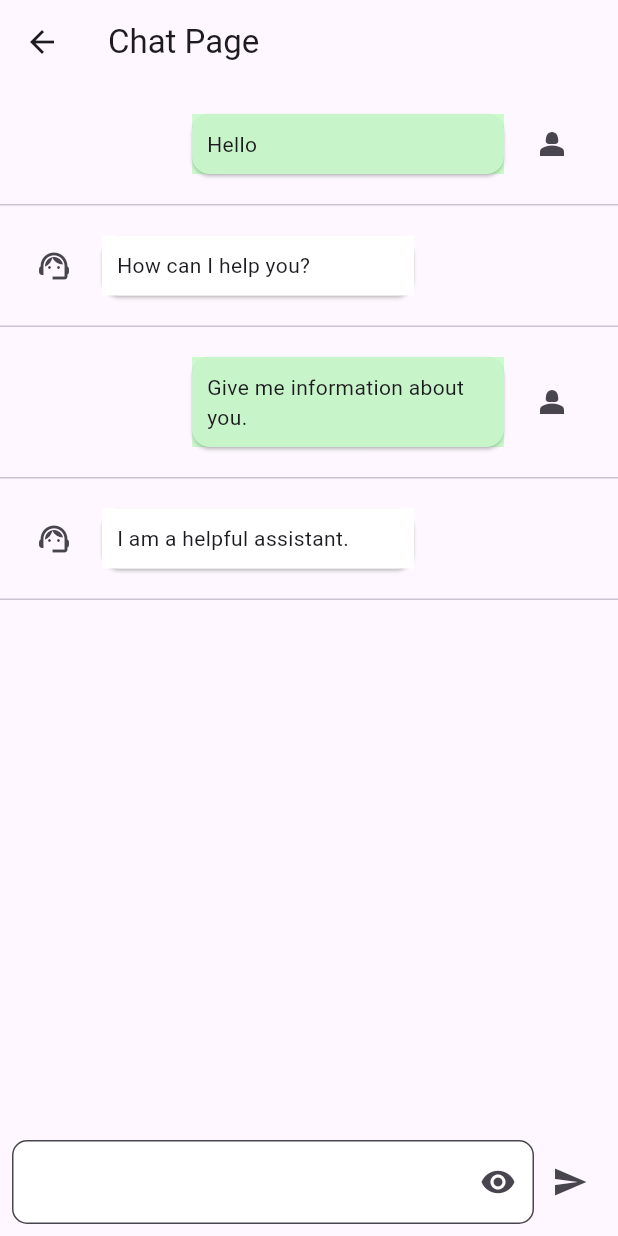
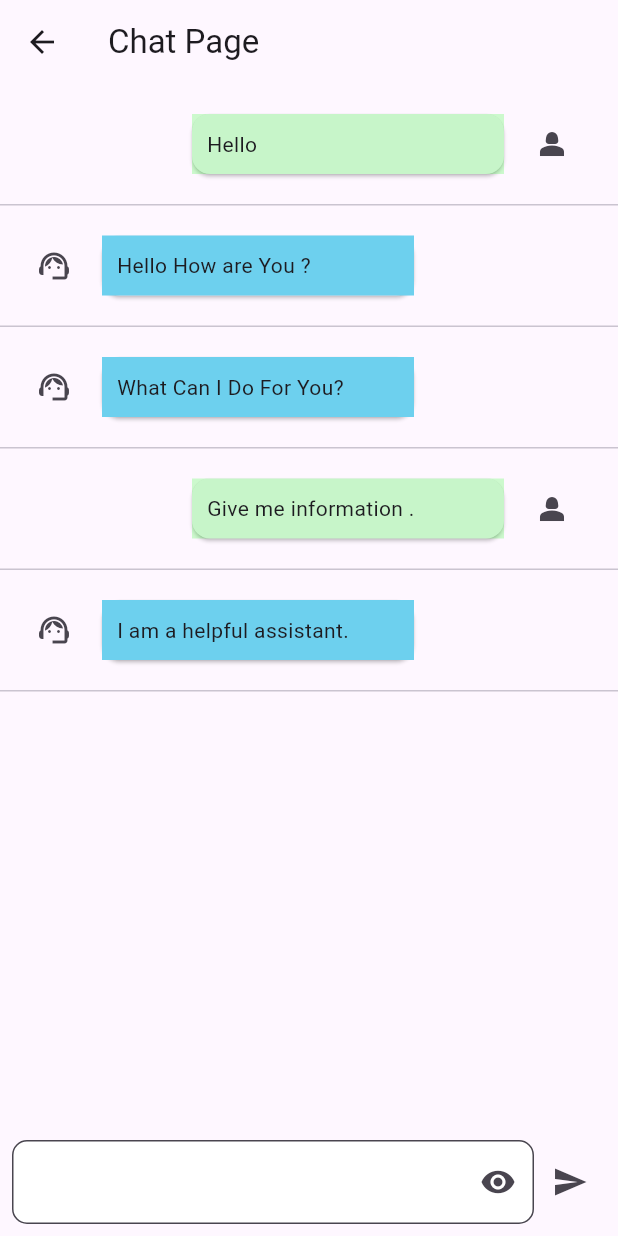
Before and after one commit to ayoubmassaadi/chatBot-flutter, a Flutter app: the ChatPage screen opened by its route, on a phone screen of 412 x 824 dp. Run offline on Flutter 3.47's test engine with Material 3 defaults, Android fonts, the phone set to English and light mode, and no system bars.

Commit message:
push final version of chatBot App

```diff
--- a/lib/chat.page.dart
+++ b/lib/chat.page.dart
@@ -13,8 +13,9 @@ class ChatPage extends StatefulWidget {
 class _ChatPageState extends State<ChatPage> {
   List<dynamic> data = [
     {'message': 'Hello', 'type': 'user'},
-    {'message': 'How can I help you?', 'type': 'assistant'},
-    {'message': 'Give me information about you.', 'type': 'user'},
+    {'message': 'Hello How are You ?', 'type': 'assistant'},
+    {'message': 'What Can I Do For You?', 'type': 'assistant'},
+    {'message': 'Give me information .', 'type': 'user'},
     {'message': 'I am a helpful assistant.', 'type': 'assistant'},
   ];
 
@@ -54,7 +55,7 @@ class _ChatPageState extends State<ChatPage> {
                                   padding: EdgeInsets.all(10),
                                   color: (isUser)
                                       ? Color.fromARGB(50, 0, 255, 0)
-                                      : Colors.white,
+                                      : Color.fromARGB(255, 109, 208, 238),
                                 ),
                               ),
                             ),
--- a/lib/main.dart
+++ b/lib/main.dart
@@ -15,7 +15,7 @@ class MyApp extends StatelessWidget {
     return MaterialApp(
       routes: {"/chat": (context) => ChatPage()},
       theme: ThemeData(
-        primaryColor: Colors.teal,
+        primaryColor: Colors.blue,
         indicatorColor: Colors.white,
       ),
       home: HomePage(),
@@ -25,16 +25,6 @@ class MyApp extends StatelessWidget {
 
 class MyHomePage extends StatefulWidget {
   const MyHomePage({super.key, required this.title});
-
-  // This widget is the home page of your application. It is stateful, meaning
-  // that it has a State object (defined below) that contains fields that affect
-  // how it looks.
-
-  // This class is the configuration for the state. It holds the values (in this
-  // case the title) provided by the parent (in this case the App widget) and
-  // used by the build method of the State. Fields in a Widget subclass are
-  // always marked "final".
-
   final String title;
 
   @override
@@ -46,50 +36,24 @@ class _MyHomePageState extends State<MyHomePage> {
 
   void _incrementCounter() {
     setState(() {
-      // This call to setState tells the Flutter framework that something has
-      // changed in this State, which causes it to rerun the build method below
-      // so that the display can reflect the updated values. If we changed
-      // _counter without calling setState(), then the build method would not be
-      // called again, and so nothing would appear to happen.
       _counter++;
     });
   }
 
   @override
   Widget build(BuildContext context) {
-    // This method is rerun every time setState is called, for instance as done
-    // by the _incrementCounter method above.
-    //
-    // The Flutter framework has been optimized to make rerunning build methods
-    // fast, so that you can just rebuild anything that needs updating rather
-    // than having to individually change instances of widgets.
+
     return Scaffold(
       appBar: AppBar(
-        // TRY THIS: Try changing the color here to a specific color (to
-        // Colors.amber, perhaps?) and trigger a hot reload to see the AppBar
-        // change color while the other colors stay the same.
+
         backgroundColor: Theme.of(context).colorScheme.inversePrimary,
-        // Here we take the value from the MyHomePage object that was created by
-        // the App.build method, and use it to set our appbar title.
+
         title: Text(widget.title),
       ),
       body: Center(
-        // Center is a layout widget. It takes a single child and positions it
-        // in the middle of the parent.
+
         child: Column(
-          // Column is also a layout widget. It takes a list of children and
-          // arranges them vertically. By default, it sizes itself to fit its
-          // children horizontally, and tries to be as tall as its parent.
-          //
-          // Column has various properties to control how it sizes itself and
-          // how it positions its children. Here we use mainAxisAlignment to
-          // center the children vertically; the main axis here is the vertical
-          // axis because Columns are vertical (the cross axis would be
-          // horizontal).
-          //
-          // TRY THIS: Invoke "debug painting" (choose the "Toggle Debug Paint"
-          // action in the IDE, or press "p" in the console), to see the
-          // wireframe for each widget.
+
           mainAxisAlignment: MainAxisAlignment.center,
           children: <Widget>[
             const Text(
@@ -106,7 +70,7 @@ class _MyHomePageState extends State<MyHomePage> {
         onPressed: _incrementCounter,
         tooltip: 'Increment',
         child: const Icon(Icons.add),
-      ), // This trailing comma makes auto-formatting nicer for build methods.
+      ),
     );
   }
 }
```
